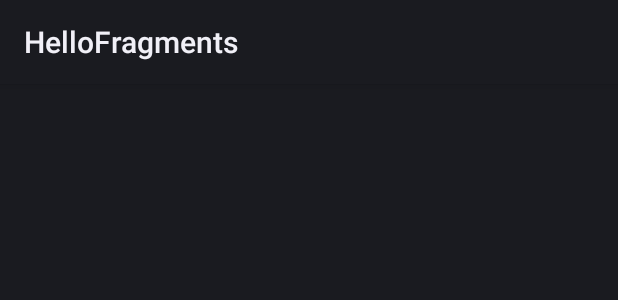
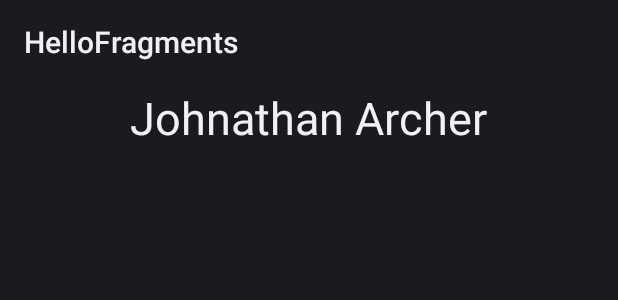
Before and after one commit to msendin/FlexibleHelloFragmentsKotlin, an Android app: the layout detail_fragment.xml on its own in the app's theme, with its tools: preview values and no code run, on a phone screen of 412 x 824 dp. Shown: the top 300 px of the screen. Run offline under Robolectric (Android 15) with nearby library versions, the phone set to English and light mode, and no system bars.

```diff
--- a/app/src/main/java/eps/udl/flexiblehellofragments/MainActivity.kt
+++ b/app/src/main/java/eps/udl/flexiblehellofragments/MainActivity.kt
@@ -3,12 +3,8 @@ package eps.udl.flexiblehellofragments
 import android.os.Bundle
 import androidx.fragment.app.FragmentActivity
 import eps.udl.flexiblehellofragments.databinding.MainBinding
-
-
 class MainActivity : FragmentActivity() {
-
     private lateinit var binding: MainBinding
-
     override fun onCreate(savedInstanceState: Bundle?) {
         super.onCreate(savedInstanceState)
         binding = MainBinding.inflate(layoutInflater)
--- a/app/src/main/res/layout-land/main.xml
+++ b/app/src/main/res/layout-land/main.xml
@@ -4,7 +4,6 @@
     android:layout_height="match_parent"
     android:orientation="horizontal" >
     <androidx.fragment.app.FragmentContainerView
-
         android:id="@+id/frag_series"
         android:layout_width="200dip"
         android:layout_height="match_parent"
@@ -16,5 +15,4 @@
         android:layout_width="match_parent"
         android:layout_height="match_parent"
         android:name="eps.udl.flexiblehellofragments.DetailFrag" />
-
 </LinearLayout>
--- a/app/src/main/res/layout/detail_fragment.xml
+++ b/app/src/main/res/layout/detail_fragment.xml
@@ -5,17 +5,14 @@
     android:orientation="vertical" >
 
 <TextView
-android:id="@+id/captain"
-android:layout_width="wrap_content"
-android:layout_height="wrap_content"
+    android:id="@+id/captain"
+    android:layout_width="wrap_content"
+    android:layout_height="wrap_content"
     android:layout_marginTop="2dip"
-    android:textSize="30sp" />
-
-<!--android:layout_gravity="center_horizontal|center_vertical" -->
-
-<!--
-android:textAppearance="?android:attr/textAppearanceLarge"
-    -->
+    android:textSize="30sp"
+    android:text="@string/nameArcher"
+    android:layout_gravity="center_horizontal|center_vertical"
+    android:textAppearance="?android:attr/textAppearanceLarge" />
 
 
 </LinearLayout>
```
Also changed, not shown: app/src/main/java/eps/udl/flexiblehellofragments/DetailActivity.kt (+3 -7 lines), app/src/main/java/eps/udl/flexiblehellofragments/DetailFrag.kt (+8 -21 lines), app/src/main/java/eps/udl/flexiblehellofragments/ListFrag.kt (+5 -10 lines), app/src/main/res/layout/main.xml (line endings or trailing spaces), gradle/wrapper/gradle-wrapper.properties.
